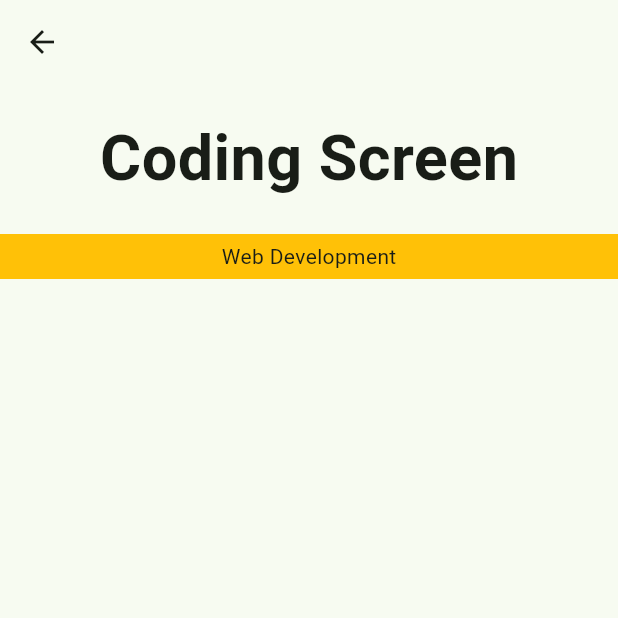
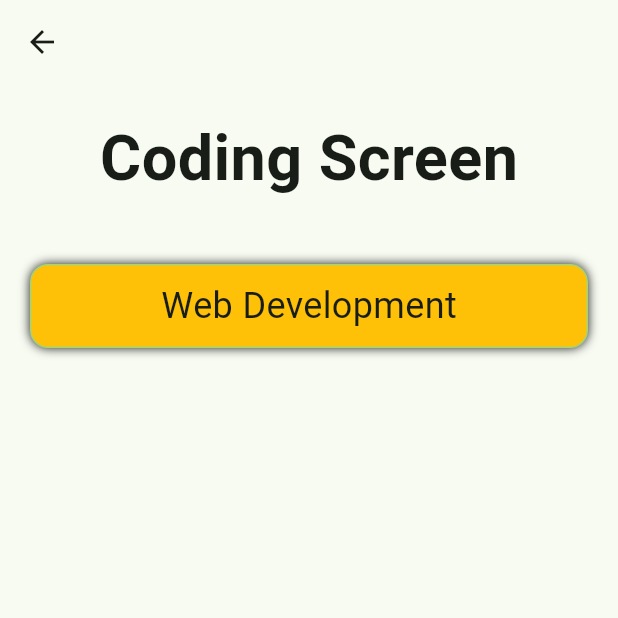
Before and after one commit to fidelisnwabisi/career_dev_app, a Flutter app: the CodingScreen screen opened directly, on a phone screen of 412 x 824 dp, the top half of it. Run offline on Flutter 3.47's test engine with Material 2 defaults, Android fonts, the phone set to English and light mode, and no system bars.

Commit message:
added web dev screen

```diff
--- a/lib/screen/coding_screen/coding_screen.dart
+++ b/lib/screen/coding_screen/coding_screen.dart
@@ -1,3 +1,4 @@
+import 'package:career_dev_app/screen/coding_screen/web_dev.dart';
 import 'package:career_dev_app/utils/title_text.dart';
 import 'package:flutter/material.dart';
 
@@ -11,10 +12,35 @@ class CodingScreen extends StatelessWidget {
       body: Column(
         children: [
           const TitleText(text: "Coding Screen"),
-          Container(
-              height: 30,
-              decoration: BoxDecoration(color: Colors.amber),
-              child: Center(child: Text("Web Development")))
+          const SizedBox(height: 20),
+          GestureDetector(
+            onTap: () {
+              Navigator.push(
+                  context, MaterialPageRoute(builder: (_) => WebDevelopment()));
+            },
+            child: Container(
+              margin: const EdgeInsets.symmetric(horizontal: 20),
+              decoration: BoxDecoration(
+                  color: Colors.amber,
+                  border: Border.all(
+                    color: const Color(0xFFa9d470),
+                  ),
+                  borderRadius: const BorderRadius.all(Radius.circular(12)),
+                  boxShadow: [
+                    BoxShadow(
+                        color: Colors.black.withOpacity(0.9), blurRadius: 5)
+                  ]),
+              child: const Center(
+                child: Padding(
+                  padding: EdgeInsets.all(10),
+                  child: Text(
+                    "Web Development",
+                    style: TextStyle(fontSize: 24),
+                  ),
+                ),
+              ),
+            ),
+          ),
         ],
       ),
     );
```
Also changed, not shown: lib/screen/coding_screen/web_dev.dart (added, +17 -0 lines).
